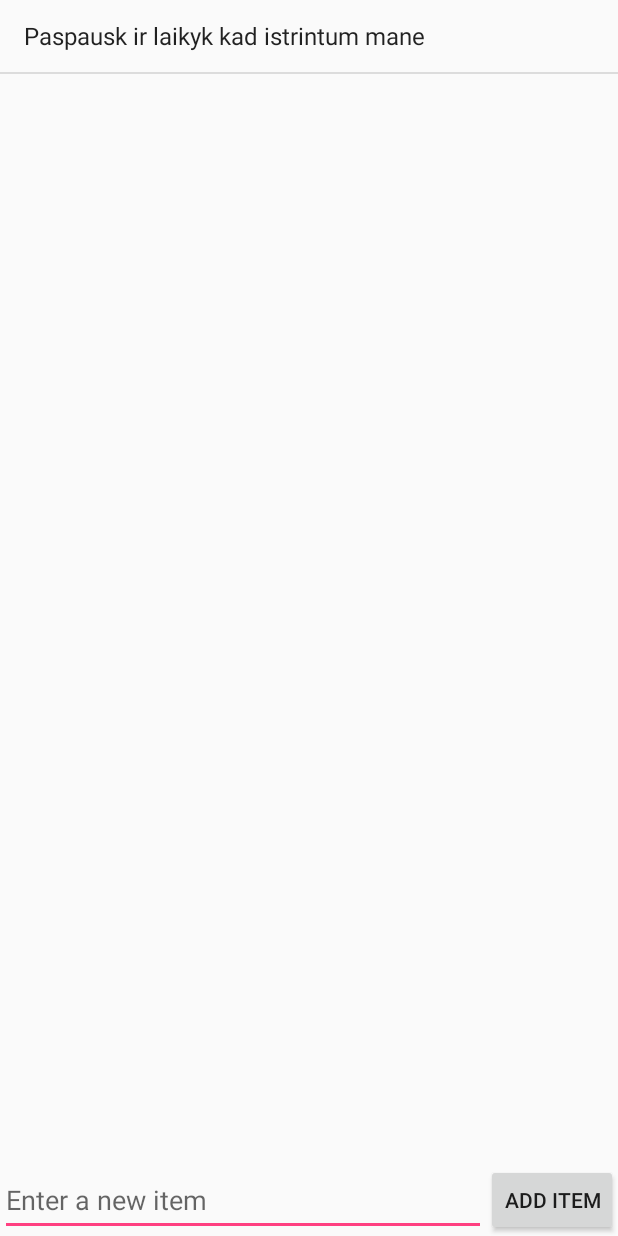
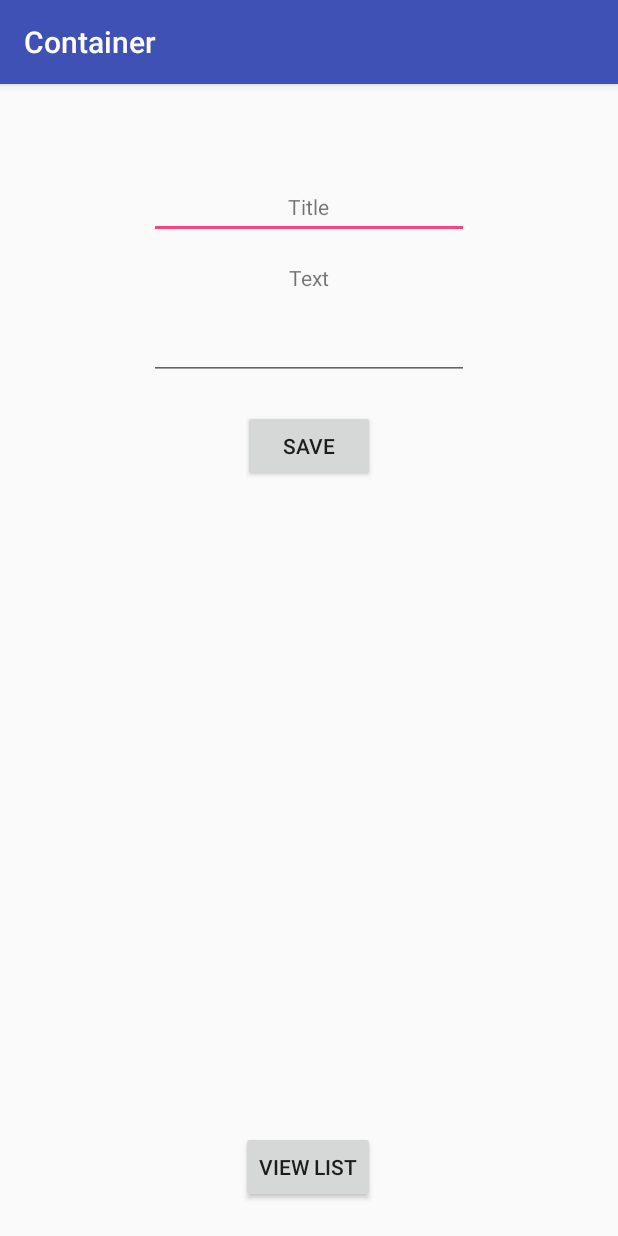
Before and after one commit to kokestas/Container2, an Android app: the screen it shows after launch (MainActivity), on a phone screen of 412 x 824 dp. Run offline under Robolectric (Android 15) with nearby library versions, the phone set to English and light mode, and no system bars.

Commit message:
fuk me Q.Q

```diff
--- a/app/src/main/AndroidManifest.xml
+++ b/app/src/main/AndroidManifest.xml
@@ -16,6 +16,12 @@
                 <category android:name="android.intent.category.LAUNCHER" />
             </intent-filter>
         </activity>
+        <activity android:name=".ListDataActivity">
+
+        </activity>
+        <activity android:name=".DbHelper">
+
+        </activity>
     </application>
 
 </manifest>
--- /dev/null
+++ b/app/src/main/java/com/example/kestas/container/DbHelper.java
@@ -0,0 +1,63 @@
+package com.example.kestas.container;
+
+import android.content.ContentValues;
+import android.content.Context;
+import android.database.Cursor;
+import android.database.sqlite.SQLiteDatabase;
+import android.database.sqlite.SQLiteOpenHelper;
+import android.util.Log;
+
+/**
+ * Created by Drager on 4/18/2017.
+ */
+
+public class DbHelper extends SQLiteOpenHelper {
+    private static final String TAG = "DbHelper";
+
+    public static final String TABLE_NAME = "Notes";
+    public static final String TABLE_COL_ID = "ID";
+    public static final String TABLE_COL_TITLE = "TITLE";
+    public static final String TABLE_COL_NOTE = "NOTE";
+
+    public DbHelper(Context context){
+        super(context, TABLE_NAME, null, 1);
+    }
+
+    @Override
+    public void onCreate(SQLiteDatabase db) {
+        String createTable = "CREATE TABLE " + TABLE_NAME + " (ID INTEGER PRIMARY KEY AUTOINCREMENT, " +
+                TABLE_COL_TITLE + " TEXT, " + TABLE_COL_NOTE + " TEXT)";
+        db.execSQL(createTable);
+    }
+
+    @Override
+    public void onUpgrade(SQLiteDatabase db,int i, int i1) {
+        db.execSQL("DROP IF TABLE EXISTS " + TABLE_NAME);
+        onCreate(db);
+    }
+    //Adding title/text to DB
+    public boolean addData(String title,String note){
+        SQLiteDatabase db = this.getReadableDatabase();
+        ContentValues contentValues = new ContentValues();
+        contentValues.put(TABLE_COL_TITLE,title);
+        contentValues.put(TABLE_COL_NOTE,note);
+
+        Log.d(TAG,"addTitle: Adding " + title + " to " + TABLE_NAME);
+        Log.d(TAG,"addText: Adding " + note + " to " + TABLE_NAME);
+
+        long result = db.insert(TABLE_NAME, null , contentValues);
+        if(result == -1){
+            return false;
+        } else {
+            return true;
+        }
+    }
+    //Returns all data;
+    public Cursor getData(){
+        SQLiteDatabase db = this.getReadableDatabase();
+        String query = "SELECT * FROM " + TABLE_NAME;
+        Cursor data = db.rawQuery(query,null);
+        return data;
+    }
+
+}
--- a/app/src/main/java/com/example/kestas/container/MainActivity.java
+++ b/app/src/main/java/com/example/kestas/container/MainActivity.java
@@ -1,76 +1,74 @@
 package com.example.kestas.container;
 
 import android.app.Activity;
+import android.content.ContentValues;
+import android.content.Context;
+import android.content.Intent;
+import android.database.Cursor;
+import android.database.sqlite.SQLiteDatabase;
 import android.support.v7.app.AppCompatActivity;
 import android.os.Bundle;
 import android.view.View;
-import android.widget.AdapterView;
-import android.widget.ArrayAdapter;
+
+import android.widget.Button;
 import android.widget.EditText;
-import android.widget.ListView;
 
-import org.apache.commons.io.FileUtils;
+import android.widget.Toast;
 
-import java.io.File;
-import java.io.IOException;
-import java.util.ArrayList;
 
-public class MainActivity extends Activity {
-    private ArrayList<String> items;
-    private ArrayAdapter<String> itemsAdapter;
-    private ListView lvItems;
+
+public class MainActivity extends AppCompatActivity {
+
+    DbHelper mDbHelper;
+    public Button btnAdd,btnViewData;
+    public EditText editTitle;
+    public EditText editNote;
 
     @Override
     protected void onCreate(Bundle savedInstanceState) {
         super.onCreate(savedInstanceState);
         setContentView(R.layout.activity_main);
-        lvItems = (ListView) findViewById(R.id.lvItems);
-        items = new ArrayList<String>();
-        readItems();
-        itemsAdapter = new ArrayAdapter<String>(this,
-                android.R.layout.simple_list_item_1, items);
-        lvItems.setAdapter(itemsAdapter);
-        items.add("Paspausk ir laikyk kad istrintum mane");
-        setupListViewListener();
+        editTitle = (EditText) findViewById(R.id.editTitle);
+        editNote = (EditText) findViewById(R.id.editNote);
+        btnAdd = (Button) findViewById(R.id.btnAdd);
+        btnViewData = (Button) findViewById(R.id.btnView);
+        mDbHelper = new DbHelper(this);
+
+        btnAdd.setOnClickListener(new View.OnClickListener(){
+            @Override
+            public void onClick(View v){
+                String newTitle = editTitle.getText().toString();
+                String newNote = editNote.getText().toString();
+                if(editTitle.length() != 0 && editNote.length() != 0){
+                    AddData(newTitle,newNote);
+                    editTitle.setText("");
+                    editNote.setText("");
+                } else {
+                    toastMessage("Input wrong");
+                }
+            }
+        });
+        btnViewData.setOnClickListener(new View.OnClickListener(){
+            @Override
+            public void onClick(View v){
+                Intent intent = new Intent(MainActivity.this,ListDataActivity.class);
+                startActivity(intent);
+            }
+        });
     }
-    public void onAddItem(View v) {
-        EditText etNewItem = (EditText) findViewById(R.id.etNewItem);
-        String itemText = etNewItem.getText().toString();
-        itemsAdapter.add(itemText);
-        etNewItem.setText("");
-        writeItems();
-    }
-    private void setupListViewListener() {
-        lvItems.setOnItemLongClickListener(
-                new AdapterView.OnItemLongClickListener() {
-                    @Override
-                    public boolean onItemLongClick(AdapterView<?> adapter,
-                                                   View item, int pos, long id) {
-                        items.remove(pos);
-                        itemsAdapter.notifyDataSetChanged();
-                        writeItems();
-                        return true;
-                    }
-
-                });
-    }
-        private void readItems() {
-            File filesDir = getFilesDir();
-            File todoFile = new File(filesDir, "todo.txt");
-            try {
-                items = new ArrayList<String>(FileUtils.readLines(todoFile));
-            } catch (IOException e) {
-                items = new ArrayList<String>();
-            }
+    public void AddData(String newTitle, String newNote){
+        boolean insertData = mDbHelper.addData(newTitle,newNote);
+        if(insertData){
+            toastMessage("Note created succesfully!");
+        } else {
+            toastMessage("Something went wrong!");
         }
 
-        private void writeItems() {
-            File filesDir = getFilesDir();
-            File todoFile = new File(filesDir, "todo.txt");
-            try {
-                FileUtils.writeLines(todoFile, items);
-            } catch (IOException e) {
-                e.printStackTrace();
-            }
-        }
+    }
+    private void toastMessage(String message){
+        Toast.makeText(this,message, Toast.LENGTH_SHORT).show();
+    }
+
+
+
 }
--- a/app/src/main/res/layout/activity_main.xml
+++ b/app/src/main/res/layout/activity_main.xml
@@ -3,36 +3,64 @@
     android:layout_width="match_parent"
     android:layout_height="match_parent"
     tools:context=".MainActivity">
-
-    <ListView
+    <TextView
+        android:id="@+id/titleView"
         android:layout_width="wrap_content"
         android:layout_height="wrap_content"
-        android:id="@+id/lvItems"
+        android:text="Title"
+        android:layout_marginTop="72dp"
         android:layout_alignParentTop="true"
-        android:layout_alignParentLeft="true"
-        android:layout_alignParentStart="true"
-        android:layout_above="@+id/btnAddItem" />
+        android:layout_centerHorizontal="true" />
 
     <EditText
+        android:id="@+id/editTitle"
         android:layout_width="wrap_content"
         android:layout_height="wrap_content"
-        android:id="@+id/etNewItem"
-        android:layout_alignTop="@+id/btnAddItem"
-        android:hint="Enter a new item"
-        android:layout_alignParentLeft="true"
-        android:layout_alignParentStart="true"
-        android:layout_toLeftOf="@+id/btnAddItem"
-        android:layout_toStartOf="@+id/btnAddItem"
-        android:layout_alignParentBottom="true" />
+        android:ems="10"
+        android:maxLines="1"
+        android:layout_alignBaseline="@+id/titleView"
+        android:layout_alignBottom="@+id/titleView"
+        android:layout_centerHorizontal="true" />;
+
+
+    <TextView
+        android:id="@+id/noteView"
+        android:layout_width="wrap_content"
+        android:layout_height="wrap_content"
+        android:text="Text"
+        android:layout_below="@+id/editTitle"
+        android:layout_alignEnd="@+id/titleView"
+        android:layout_marginTop="16dp" />
+
+    <EditText
+        android:id="@+id/editNote"
+        android:layout_width="wrap_content"
+        android:layout_height="wrap_content"
+        android:ems="10"
+        android:inputType="textPersonName"
+        android:layout_below="@+id/noteView"
+        android:layout_alignStart="@+id/editTitle"
+        android:layout_marginTop="13dp" />
+
+
+
+
 
     <Button
+        android:id="@+id/btnAdd"
         android:layout_width="wrap_content"
         android:layout_height="wrap_content"
-        android:text="Add Item"
-        android:id="@+id/btnAddItem"
+        android:text="Save"
+        android:layout_marginTop="20dp"
+        android:layout_below="@+id/editNote"
+        android:layout_centerHorizontal="true" />
+
+    <Button
+        android:id="@+id/btnView"
+        android:layout_width="wrap_content"
+        android:layout_height="wrap_content"
+        android:text="View List"
+        android:layout_marginBottom="22dp"
         android:layout_alignParentBottom="true"
-        android:layout_alignParentRight="true"
-        android:layout_alignParentEnd="true"
-        android:onClick="onAddItem" />
-
+        android:layout_alignEnd="@+id/btnAdd" />
 </RelativeLayout>
--- a/build.gradle
+++ b/build.gradle
@@ -5,7 +5,7 @@ buildscript {
         jcenter()
     }
     dependencies {
-        classpath 'com.android.tools.build:gradle:2.3.0'
+        classpath 'com.android.tools.build:gradle:2.3.1'
 
         // NOTE: Do not place your application dependencies here; they belong
         // in the individual module build.gradle files
```
Also changed, not shown: app/src/main/java/com/example/kestas/container/ListDataActivity.java (added, +53 -0 lines), app/src/main/java/com/example/kestas/container/TodoCursorAdapter.java (added, +44 -0 lines), app/src/main/res/layout/item_layout.xml (added, +28 -0 lines), app/src/main/res/layout/list_layout.xml (added, +15 -0 lines).
